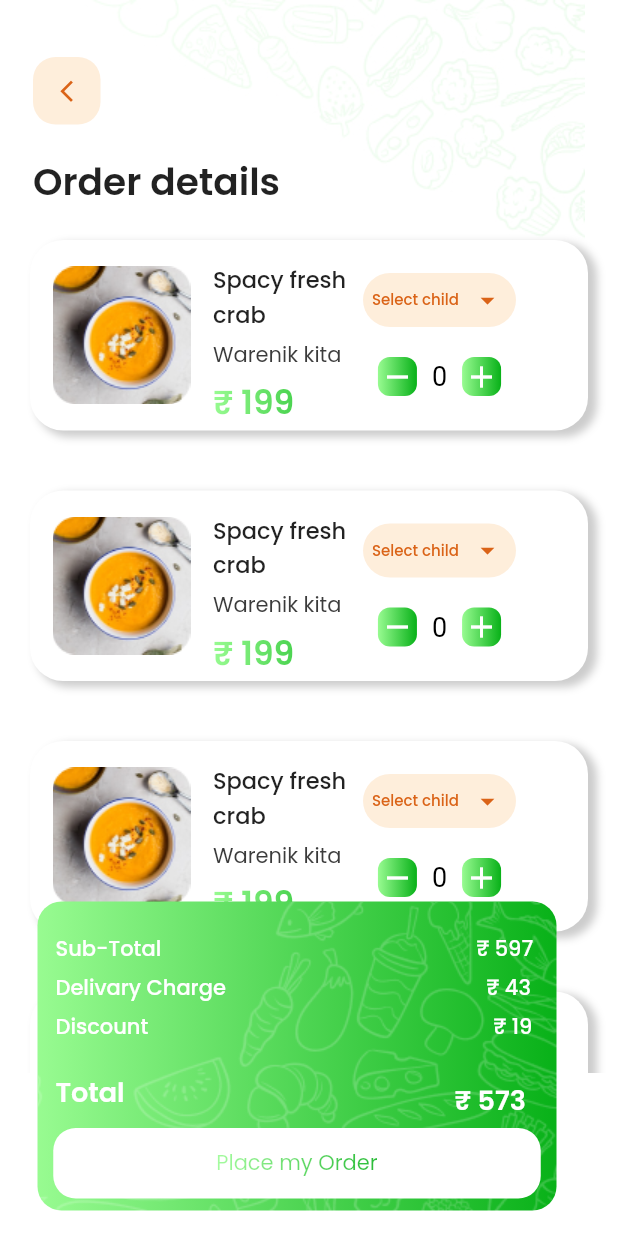
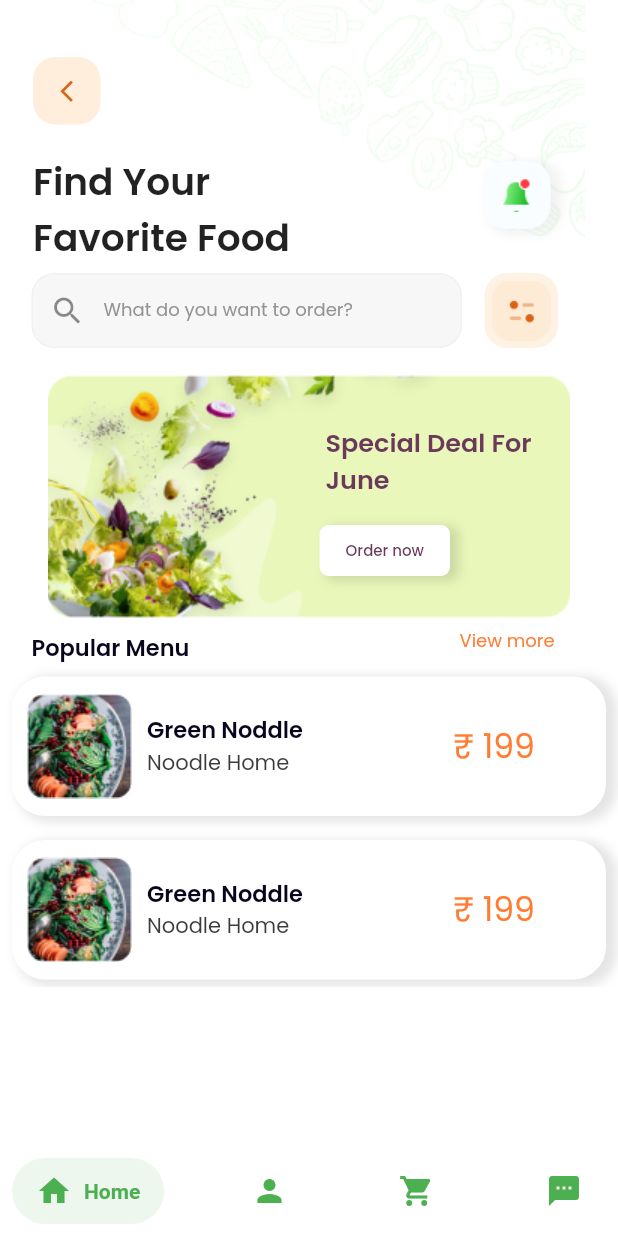
Before and after one commit to The-Robotics-Forum/flutter-ui-templates, a Flutter app: the screen it shows after launch, on a phone screen of 412 x 824 dp. Run offline on Flutter 3.47's test engine with Material 2 defaults, Android fonts, the phone set to English and light mode, and no system bars; drawn by our look-alikes of flutter_slidable, salomon_bottom_bar; our stand-ins replace animated_splash_screen, battery_plus, carousel_slider, fl_chart, flutter_map, flutter_spinkit and 15 more; missing offline and left inert: battery_indicator, flutter_settings_ui, qr_code_scanner, tab_container, torch_light; project files that could hold a hidden picture were left out.

Commit message:
#119 Fixed Starter Page (#133)
Co-authored-by: Pavan Bhadane <90468365+Pavan49719@users.noreply.github.com>

```diff
--- /dev/null
+++ b/projects/canteen_app/lib/Screen/bottom_nav_bar.dart
@@ -0,0 +1,60 @@
+import 'package:canteen_app/Screen/starter_page.dart';
+import 'package:flutter/material.dart';
+import 'package:salomon_bottom_bar/salomon_bottom_bar.dart';
+
+class BottomNavigationBarUI extends StatefulWidget {
+  const BottomNavigationBarUI({Key? key}) : super(key: key);
+
+  @override
+  State<BottomNavigationBarUI> createState() => _BottomNavigationBarUIState();
+}
+
+class _BottomNavigationBarUIState extends State<BottomNavigationBarUI> {
+  var _currentIndex = 0;
+
+  @override
+  Widget build(BuildContext context) {
+    return  SalomonBottomBar(
+        currentIndex: _currentIndex,
+        onTap: (i) => setState(() => _currentIndex = i),
+        items: [
+
+          SalomonBottomBarItem(
+            icon: const Icon(Icons.home),
+            title: const Text("Home"),
+            selectedColor: Colors.green,
+            unselectedColor: Colors.green,
+
+
+          ),
+
+
+
+          SalomonBottomBarItem(
+            icon: const Icon(Icons.person),
+            title: const Text("Account"),
+              selectedColor: Colors.green,
+              unselectedColor: Colors.green
+
+          ),
+
+
+          SalomonBottomBarItem(
+            icon: const Icon(Icons.shopping_cart),
+            title: const Text("Cart"),
+              selectedColor: Colors.green,
+              unselectedColor: Colors.green
+          ),
+
+
+          SalomonBottomBarItem(
+            icon: const Icon(Icons.sms),
+            title: const Text("Chats"),
+              selectedColor: Colors.green,
+              unselectedColor: Colors.green
+          ),
+        ],
+
+    );
+  }
+}
--- /dev/null
+++ b/projects/canteen_app/lib/Screen/starter_page.dart
@@ -0,0 +1,248 @@
+import 'package:canteen_app/Screen/bottom_nav_bar.dart';
+import 'package:flutter/material.dart';
+import 'package:google_fonts/google_fonts.dart';
+
+class StaterPageScreen extends StatefulWidget {
+  const StaterPageScreen({Key? key}) : super(key: key);
+
+  @override
+  State<StaterPageScreen> createState() => _StaterPageScreenState();
+}
+
+class _StaterPageScreenState extends State<StaterPageScreen> {
+  @override
+  Widget build(BuildContext context) {
+    return Scaffold(
+      backgroundColor: const Color(0xFFFFFFFF),
+      bottomNavigationBar: const BottomNavigationBarUI(),
+      body: SafeArea(
+        child: Stack(children: [
+          const Image(image: AssetImage('assets/Pattern2.jpg')),
+          Column(crossAxisAlignment: CrossAxisAlignment.start, children: [
+            Padding(
+              padding: const EdgeInsets.only(top: 38.0, left: 22),
+              child: GestureDetector(
+                onTap: () {
+                  Navigator.pop(context);
+                },
+                child: Container(
+                  height: 45,
+                  width: 45,
+                  decoration: BoxDecoration(
+                    borderRadius: BorderRadius.circular(15),
+                    color: const Color(0xFFF9A84D).withOpacity(0.2),
+                  ),
+                  child: const Icon(
+                    Icons.arrow_back_ios_new_outlined,
+                    size: 17,
+                    color: Color(0xFFDA6317),
+                  ),
+                ),
+              ),
+            ),
+            Row(
+              children: [
+                Padding(
+                  padding: const EdgeInsets.only(top: 20.0, left: 22),
+                  child: Container(
+                      width: 200,
+                      child: Text(
+                        'Find Your Favorite Food',
+                        style: GoogleFonts.poppins(fontSize: 25, fontWeight: FontWeight.w600),
+                      )),
+                ),
+                const SizedBox(
+                  width: 100,
+                ),
+                Container(
+                  height: 45,
+                  width: 45,
+                  decoration: BoxDecoration(color: const Color(0xFFFAFDFF), borderRadius: BorderRadius.circular(15), boxShadow: [
+                    BoxShadow(
+                      color: Colors.black.withOpacity(0.05),
+                      blurRadius: 5,
+                      spreadRadius: 2,
+                      offset: const Offset(5, 2),
+                    )
+                  ]),
+                  child: const Center(
+                    child: Image(
+                      image: AssetImage('assets/notifiaction.png'),
+                      height: 23,
+                      width: 19,
+                    ),
+                  ),
+                )
+              ],
+            ),
+            const SizedBox(
+              height: 5,
+            ),
+            Row(
+              mainAxisAlignment: MainAxisAlignment.start,
+              children: [
+                Padding(
+                  padding: const EdgeInsets.only(left: 21.0),
+                  child: Container(
+                    height: 50,
+                    width: 287,
+                    decoration: BoxDecoration(borderRadius: BorderRadius.circular(15)),
+                    child: TextField(
+                      decoration: InputDecoration(
+                          prefixIcon: const Icon(Icons.search),
+                          filled: true,
+                          fillColor: const Color(0xFFCCCCCC).withOpacity(0.15),
+                          enabledBorder: OutlineInputBorder(
+                              borderRadius: BorderRadius.circular(15), borderSide: BorderSide(color: const Color(0xFFCCCCCC).withOpacity(0.15))),
+                          focusedBorder: InputBorder.none,
+                          hintText: 'What do you want to order?',
+                          hintStyle: GoogleFonts.poppins(fontSize: 12, fontWeight: FontWeight.w400, color: const Color(0xFF939393))),
+                    ),
+                  ),
+                ),
+                const SizedBox(
+                  width: 15,
+                ),
+                Container(
+                  height: 50,
+                  width: 49,
+                  decoration: BoxDecoration(
+                    color: const Color(0xFFF9A84D).withOpacity(0.15),
+                    borderRadius: BorderRadius.circular(15),
+                  ),
+                  child: const Center(
+                    child: Image(
+                      image: AssetImage('assets/FilterIcon.png'),
+                      height: 40,
+                      width: 40,
+                    ),
+                  ),
+                )
+              ],
+            ),
+            const SizedBox(
+              height: 18,
+            ),
+            Stack(
+              children: [
+                const Center(child: Image(image: AssetImage('assets/Frame.png'))),
+                Positioned(
+                    right: 45,
+                    top: 32,
+                    child: SizedBox(
+                        width: 150,
+                        child: Text(
+                          'Special Deal For June',
+                          style: GoogleFonts.poppins(fontWeight: FontWeight.w600, fontSize: 17, color: const Color(0xFF6B3A5B)),
+                        ))),
+                Positioned(
+                    right: 112,
+                    top: 100,
+                    child: GestureDetector(
+                      onTap: () {},
+                      child: Container(
+                          height: 34,
+                          width: 87,
+                          alignment: Alignment.center,
+                          decoration: BoxDecoration(
+                              color: const Color(0xFFFFFFFF),
+                              borderRadius: BorderRadius.circular(6),
+                              boxShadow: const [BoxShadow(color: Colors.black12, blurRadius: 5, spreadRadius: 1, offset: Offset(5, 2))]),
+                          child: Text(
+                            'Order now',
+                            style: GoogleFonts.poppins(fontWeight: FontWeight.w500, fontSize: 10, color: const Color(0xFF6B3A5B)),
+                          )),
+                    ))
+              ],
+            ),
+            Row(
+              children: [
+                Padding(
+                  padding: const EdgeInsets.only(left: 21.0, top: 8),
+                  child: Text(
+                    'Popular Menu',
+                    style: GoogleFonts.poppins(fontSize: 15, fontWeight: FontWeight.w600, color: const Color(0xFF09051C)),
+                  ),
+                ),
+                const SizedBox(
+                  width: 180,
+                ),
+                GestureDetector(
+                  onTap: () {},
+                  child: Text(
+                    'View more',
+                    style: GoogleFonts.poppins(fontSize: 12, fontWeight: FontWeight.w400, color: const Color(0xFFFF7C32)),
+                  ),
+                ),
+              ],
+            ),
+            Container(
+              height: 215,
+              child: ListView.builder(
+                  itemCount: 5,
+                  itemBuilder: (context, index) {
+                    return const Padding(
+                      padding: EdgeInsets.all(8.0),
+                      child: StarterCard(),
+                    );
+                  }),
+            )
+          ]),
+        ]),
+      ),
+    );
+  }
+}
+
+class StarterCard extends StatelessWidget {
+  const StarterCard({Key? key}) : super(key: key);
+
+  @override
+  Widget build(BuildContext context) {
+    return Container(
+      height: 93,
+      width: 348,
+      decoration: BoxDecoration(color: Colors.white, borderRadius: BorderRadius.circular(22), boxShadow: [
+        BoxShadow(
+          color: Colors.black.withOpacity(0.1),
+          blurRadius: 5,
+          spreadRadius: 2,
+          offset: const Offset(5, 2),
+        )
+      ]),
+      child: Row(
+        children: [
+          const Padding(
+            padding: EdgeInsets.all(10),
+            child: Image(
+              image: AssetImage('assets/StarterMenu.png'),
+            ),
+          ),
+          Column(
+            crossAxisAlignment: CrossAxisAlignment.start,
+            children: [
+              Padding(
+                padding: const EdgeInsets.only(top: 24.0),
+                child: Text(
+                  'Green Noddle',
+                  style: GoogleFonts.poppins(fontSize: 15, fontWeight: FontWeight.w600, color: const Color(0xFF09051C)),
+                ),
+              ),
+              Text(
+                'Noodle Home',
+                style: GoogleFonts.poppins(fontSize: 14, fontWeight: FontWeight.w400, color: const Color(0xFF3B3B3B)),
+              ),
+            ],
+          ),
+          const SizedBox(
+            width: 100,
+          ),
+          Text(
+            '\u{20B9} 199',
+            style: GoogleFonts.poppins(fontSize: 22, fontWeight: FontWeight.w400, color: const Color(0xFFFF7C32)),
+          )
+        ],
+      ),
+    );
+  }
+}
--- a/projects/canteen_app/lib/main.dart
+++ b/projects/canteen_app/lib/main.dart
@@ -1,4 +1,5 @@
 import 'package:canteen_app/Screen/Register/registrationScreen.dart';
+import 'package:canteen_app/Screen/starter_page.dart';
 import 'package:canteen_app/Screen/order_page.dart';
 import 'package:canteen_app/dashboard.dart';
 import 'package:flutter/material.dart';
@@ -19,7 +20,7 @@ class MyApp extends StatelessWidget {
         primarySwatch: Colors.blue,
       ),
       debugShowCheckedModeBanner: false,
-      home: const OrderPageScreen(),
+      home: const StaterPageScreen(),
     );
   }
 }
--- a/projects/canteen_app/pubspec.yaml
+++ b/projects/canteen_app/pubspec.yaml
@@ -36,6 +36,7 @@ dependencies:
   cupertino_icons: ^1.0.2
   google_fonts: ^3.0.1
   image_picker: ^0.8.5+3
+  salomon_bottom_bar: ^3.3.1
   flutter_slidable: ^2.0.0
 
 
```
Also changed, not shown: projects/canteen_app/assets/FilterIcon.png (added), projects/canteen_app/assets/Frame.png (added), projects/canteen_app/assets/StarterMenu.png (added), projects/canteen_app/assets/notifiaction.png (added), projects/canteen_app/pubspec.lock.
